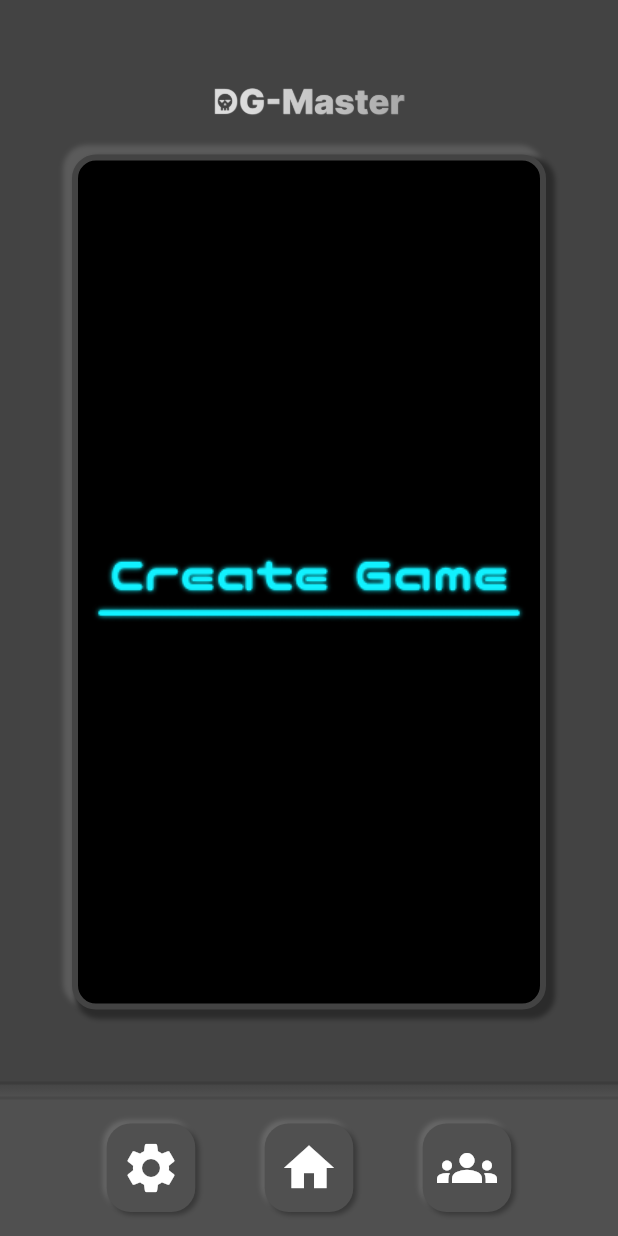
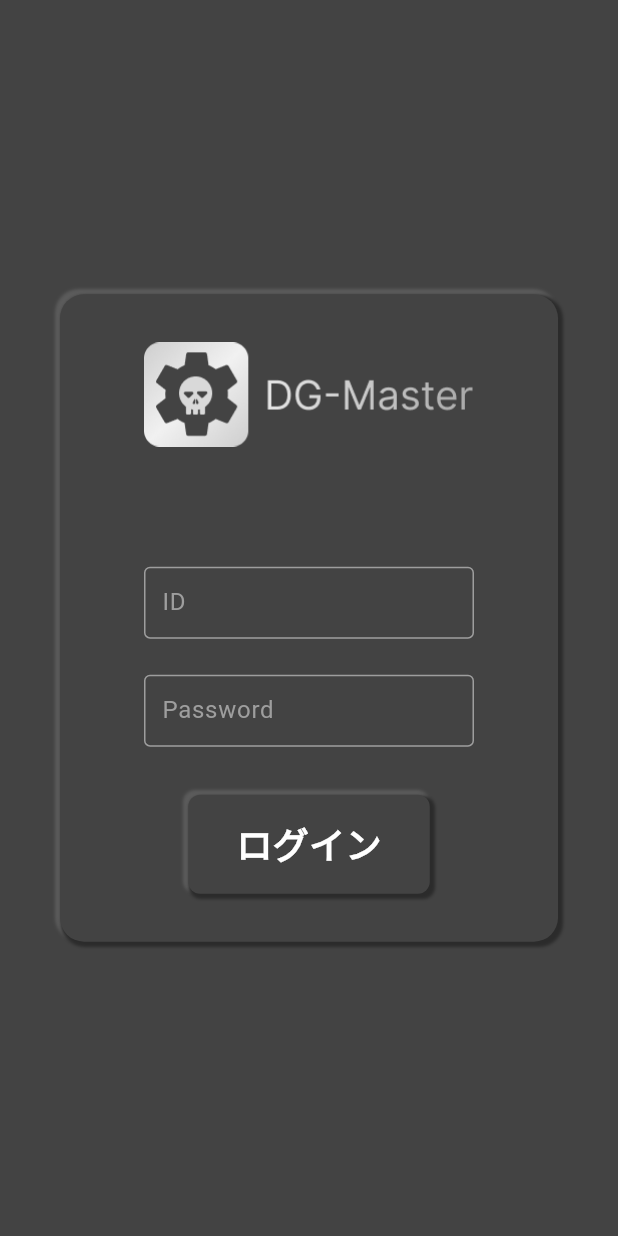
Before and after one commit to team-Effective/R-FrontMaster, a Flutter app: the screen it shows after launch, on a phone screen of 412 x 824 dp. Run offline on Flutter 3.47's test engine with Material 3 defaults, Android fonts, the light colour scheme and no system bars.

Commit message:
create:LoginPageを作成しました

```diff
--- a/lib/main.dart
+++ b/lib/main.dart
@@ -9,6 +9,7 @@ import 'package:dg_master/view/game/game_player_list_page.dart';
 import 'package:dg_master/view/game/mission_details_page.dart';
 import 'package:dg_master/view/game/mission_list_page.dart';
 import 'package:dg_master/view/home_page.dart';
+import 'package:dg_master/view/login_page.dart';
 import 'package:dg_master/view/playable_player_list_page.dart';
 import 'package:flutter/material.dart';
 import 'package:provider/provider.dart';
@@ -32,8 +33,9 @@ class MyApp extends StatelessWidget {
         ),
       ],
       child: MaterialApp(
-        initialRoute: '/home',
+        initialRoute: '/login',
         routes: {
+          '/login': (context) => const LoginPage(),
           '/home': (context) => const HomePage(),
           '/playablePlayer/list': (context) => const PlayablePlayerListPage(),
           '/game/create': (context) => const CreateGamePage(),
--- /dev/null
+++ b/lib/view/login_page.dart
@@ -0,0 +1,337 @@
+import 'package:flutter/material.dart';
+
+class LoginPage extends StatelessWidget {
+  const LoginPage({super.key});
+
+  @override
+  Widget build(BuildContext context) {
+    return Scaffold(
+      backgroundColor: const Color.fromRGBO(67, 67, 67, 1),
+      body: Center(
+        child: Container(
+          padding: const EdgeInsets.fromLTRB(56, 0, 56, 0),
+          margin: const EdgeInsets.fromLTRB(40, 0, 40, 0),
+          decoration: BoxDecoration(
+            color: const Color.fromRGBO(67, 67, 67, 1),
+            borderRadius: BorderRadius.circular(16),
+            boxShadow: const [
+              BoxShadow(
+                color: Color.fromRGBO(91, 91, 91, 1), //色
+                spreadRadius: 1,
+                blurRadius: 1,
+                offset: Offset(-2, -2),
+              ),
+              BoxShadow(
+                color: Color.fromRGBO(43, 43, 43, 1), //色
+                spreadRadius: 1,
+                blurRadius: 1,
+                offset: Offset(2, 2),
+              ),
+            ],
+          ),
+          constraints: const BoxConstraints(
+            minHeight: 0,
+          ),
+          child: Column(
+            mainAxisSize: MainAxisSize.min,
+            children: [
+              Padding(
+                padding: const EdgeInsets.fromLTRB(0, 32, 0, 80),
+                child: Image.asset(
+                  'assets/images/app_title.png',
+                ),
+              ),
+              const Column(
+                children: [
+                  TextField(
+                    style: TextStyle(
+                      color: Colors.white,
+                      fontSize: 16,
+                    ),
+                    decoration: InputDecoration(
+                      labelText: 'ID',
+                      hintText: 'ユーザーIDを入力してください',
+                      contentPadding: EdgeInsets.all(8),
+                      labelStyle: TextStyle(
+                        color: Colors.grey,
+                      ),
+                      hintStyle: TextStyle(
+                        color: Colors.grey,
+                      ),
+                      enabledBorder: OutlineInputBorder(
+                        borderSide: BorderSide(
+                          color: Colors.grey,
+                          width: 1,
+                        ),
+                      ),
+                      focusedBorder: OutlineInputBorder(
+                        borderSide: BorderSide(
+                          color: Colors.grey,
+                          width: 1,
+                        ),
+                      ),
+                      errorBorder: OutlineInputBorder(
+                        borderSide: BorderSide(
+                          color: Colors.red,
+                          width: 1,
+                        ),
+                      ),
+                    ),
+                  ),
+                  SizedBox(
+                    height: 24,
+                  ),
+                  TextField(
+                    style: TextStyle(
+                      color: Colors.white,
+                      fontSize: 16,
+                    ),
+                    decoration: InputDecoration(
+                      labelText: 'Password',
+                      hintText: 'パスワードを入力してください',
+                      contentPadding: EdgeInsets.all(8),
+                      labelStyle: TextStyle(
+                        color: Colors.grey,
+                      ),
+                      hintStyle: TextStyle(
+                        color: Colors.grey,
+                      ),
+                      enabledBorder: OutlineInputBorder(
+                        borderSide: BorderSide(
+                          color: Colors.grey,
+                          width: 1,
+                        ),
+                      ),
+                      focusedBorder: OutlineInputBorder(
+                        borderSide: BorderSide(
+                          color: Colors.grey,
+                          width: 1,
+                        ),
+                      ),
+                      errorBorder: OutlineInputBorder(
+                        borderSide: BorderSide(
+                          color: Colors.red,
+                          width: 1,
+                        ),
+                      ),
+                    ),
+                  ),
+                ],
+              ),
+              Padding(
+                padding: const EdgeInsets.fromLTRB(0, 32, 0, 32),
+                child: InkWell(
+                  onTap: () {
+                    Navigator.of(context).pushNamedAndRemoveUntil(
+                      '/home',
+                      (route) => false,
+                    );
+                  },
+                  child: Container(
+                    padding: const EdgeInsets.fromLTRB(32, 16, 32, 16),
+                    decoration: BoxDecoration(
+                      color: const Color.fromRGBO(67, 67, 67, 1),
+                      borderRadius: BorderRadius.circular(8),
+                      boxShadow: const [
+                        BoxShadow(
+                          color: Color.fromRGBO(91, 91, 91, 1), //色
+                          spreadRadius: 1,
+                          blurRadius: 1,
+                          offset: Offset(-2, -2),
+                        ),
+                        BoxShadow(
+                          color: Color.fromRGBO(43, 43, 43, 1), //色
+                          spreadRadius: 1,
+                          blurRadius: 1,
+                          offset: Offset(2, 2),
+                        ),
+                      ],
+                    ),
+                    constraints: const BoxConstraints(minHeight: 0),
+                    child: const Text(
+                      'ログイン',
+                      style: TextStyle(
+                          color: Colors.white,
+                          fontSize: 24,
+                          fontWeight: FontWeight.bold),
+                    ),
+                  ),
+                ),
+              ),
+            ],
+          ),
+        ),
+      ),
+    );
+  }
+}
+
+// Center(
+//         child: Container(
+//           constraints: const BoxConstraints(
+//             minHeight: 0,
+//           ),
+//           decoration: BoxDecoration(
+//             color: const Color.fromRGBO(67, 67, 67, 1),
+//             borderRadius: BorderRadius.circular(16),
+//             boxShadow: const [
+//               BoxShadow(
+//                 color: Color.fromRGBO(91, 91, 91, 1), //色
+//                 spreadRadius: 1,
+//                 blurRadius: 1,
+//                 offset: Offset(-2, -2),
+//               ),
+//               BoxShadow(
+//                 color: Color.fromRGBO(43, 43, 43, 1), //色
+//                 spreadRadius: 1,
+//                 blurRadius: 1,
+//                 offset: Offset(2, 2),
+//               ),
+//             ],
+//           ),
+//           child: Column(
+//             mainAxisSize: MainAxisSize.min,
+//             children: [
+//               Expanded(
+//                 flex: 1,
+//                 child: Image.asset(
+//                   'assets/images/app_title.png',
+//                 ),
+//               ),
+//               Expanded(
+//                 flex: 3,
+//                 child: Column(
+//                   children: [
+//                     Expanded(
+//                       flex: 3,
+//                       child: Container(
+//                         margin: EdgeInsets.fromLTRB(48, 0, 48, 0),
+//                         child: const Column(
+//                           mainAxisAlignment: MainAxisAlignment.center,
+//                           children: [
+                            // TextField(
+                            //   style: TextStyle(
+                            //     color: Colors.white,
+                            //     fontSize: 24,
+                            //   ),
+                            //   decoration: InputDecoration(
+                            //     labelText: 'ID',
+                            //     hintText: 'ユーザーIDを入力してください',
+                            //     contentPadding: EdgeInsets.all(8),
+                            //     labelStyle: TextStyle(
+                            //       color: Colors.grey,
+                            //     ),
+                            //     hintStyle: TextStyle(
+                            //       color: Colors.grey,
+                            //     ),
+                            //     enabledBorder: OutlineInputBorder(
+                            //       borderSide: BorderSide(
+                            //         color: Colors.grey,
+                            //         width: 1,
+                            //       ),
+                            //     ),
+                            //     focusedBorder: OutlineInputBorder(
+                            //       borderSide: BorderSide(
+                            //         color: Colors.grey,
+                            //         width: 1,
+                            //       ),
+                            //     ),
+                            //     errorBorder: OutlineInputBorder(
+                            //       borderSide: BorderSide(
+                            //         color: Colors.red,
+                            //         width: 1,
+                            //       ),
+                            //     ),
+                            //   ),
+                            // ),
+//                             SizedBox(
+//                               height: 24,
+//                             ),
+//                             TextField(
+//                               style: TextStyle(
+//                                 color: Colors.white,
+//                                 fontSize: 24,
+//                               ),
+//                               decoration: InputDecoration(
+//                                 labelText: 'Password',
+//                                 hintText: 'パスワードを入力してください',
+//                                 contentPadding: EdgeInsets.all(8),
+//                                 labelStyle: TextStyle(
+//                                   color: Colors.grey,
+//                                 ),
+//                                 hintStyle: TextStyle(
+//                                   color: Colors.grey,
+//                                 ),
+//                                 enabledBorder: OutlineInputBorder(
+//                                   borderSide: BorderSide(
+//                                     color: Colors.grey,
+//                                     width: 1,
+//                                   ),
+//                                 ),
+//                                 focusedBorder: OutlineInputBorder(
+//                                   borderSide: BorderSide(
+//                                     color: Colors.grey,
+//                                     width: 1,
+//                                   ),
+//                                 ),
+//                                 errorBorder: OutlineInputBorder(
+//                                   borderSide: BorderSide(
+//                                     color: Colors.red,
+//                                     width: 1,
+//                                   ),
+//                                 ),
+//                               ),
+//                             ),
+//                           ],
+//                         ),
+//                       ),
+//                     ),
+//                     Expanded(
+//                       flex: 1,
+//                       child: Center(
+//                         child: InkWell(
+//                           onTap: () {
+//                             Navigator.of(context).pushNamedAndRemoveUntil(
+//                               '/home',
+//                               (route) => false,
+//                             );
+//                           },
+//                           child: Container(
+//                             padding: const EdgeInsets.fromLTRB(32, 16, 32, 16),
+//                             decoration: BoxDecoration(
+//                               color: const Color.fromRGBO(67, 67, 67, 1),
+//                               borderRadius: BorderRadius.circular(8),
+//                               boxShadow: const [
+//                                 BoxShadow(
+//                                   color: Color.fromRGBO(91, 91, 91, 1), //色
+//                                   spreadRadius: 1,
+//                                   blurRadius: 1,
+//                                   offset: Offset(-2, -2),
+//                                 ),
+//                                 BoxShadow(
+//                                   color: Color.fromRGBO(43, 43, 43, 1), //色
+//                                   spreadRadius: 1,
+//                                   blurRadius: 1,
+//                                   offset: Offset(2, 2),
+//                                 ),
+//                               ],
+//                             ),
+//                             constraints: const BoxConstraints(minHeight: 0),
+//                             child: const Text(
+//                               'ログイン',
+//                               style: TextStyle(
+//                                   color: Colors.white,
+//                                   fontSize: 24,
+//                                   fontWeight: FontWeight.bold),
+//                             ),
+//                           ),
+//                         ),
+//                       ),
+//                     )
+//                   ],
+//                 ),
+//               ),
+//             ],
+//           ),
+//         ),
+//       ),
```
Also changed, not shown: assets/images/app_title.png (added).
